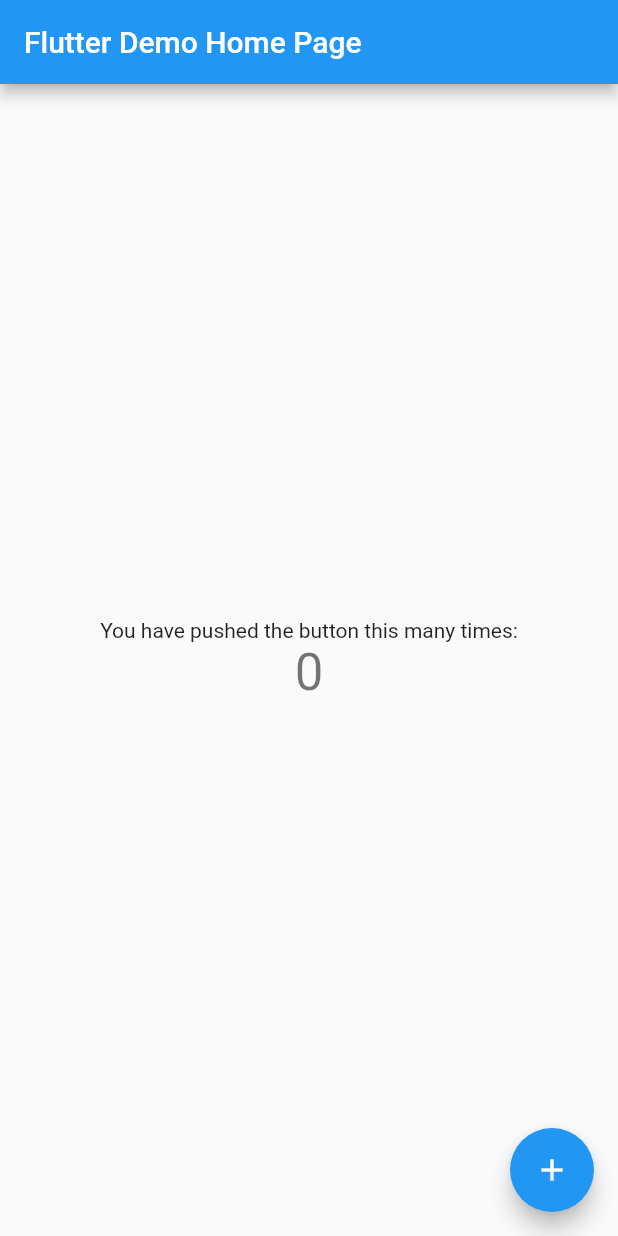
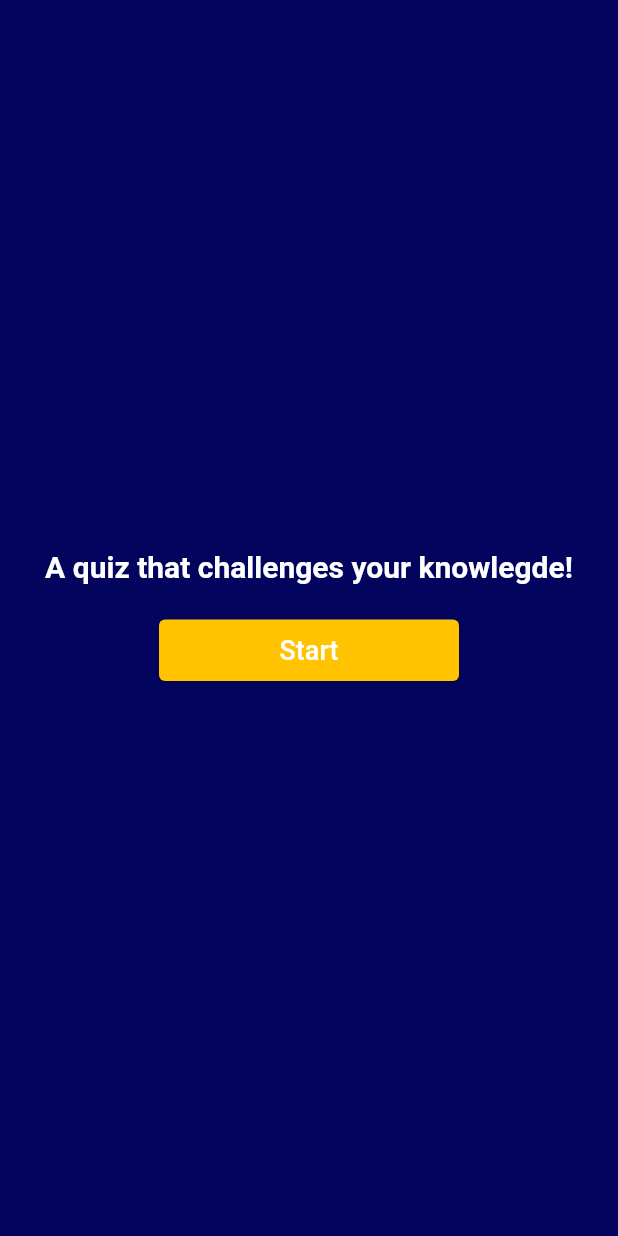
Before and after one commit to BrunoAraujooDev/quiz-app, a Flutter app: the screen it shows after launch, on a phone screen of 412 x 824 dp. Run offline on Flutter 3.47's test engine with Material 2 defaults, Android fonts, the phone set to English and light mode, and no system bars.

Commit message:
criando prototipo da tela inicial

```diff
--- a/lib/main.dart
+++ b/lib/main.dart
@@ -1,4 +1,5 @@
 import 'package:flutter/material.dart';
+import 'package:quiz_app/view/landing_page.dart';
 
 void main() {
   runApp(const MyApp());
@@ -7,109 +8,14 @@ void main() {
 class MyApp extends StatelessWidget {
   const MyApp({super.key});
 
-  // This widget is the root of your application.
   @override
   Widget build(BuildContext context) {
     return MaterialApp(
-      title: 'Flutter Demo',
+      title: 'Quiz App',
       theme: ThemeData(
-        // This is the theme of your application.
-        //
-        // Try running your application with "flutter run". You'll see the
-        // application has a blue toolbar. Then, without quitting the app, try
-        // changing the primarySwatch below to Colors.green and then invoke
-        // "hot reload" (press "r" in the console where you ran "flutter run",
-        // or simply save your changes to "hot reload" in a Flutter IDE).
-        // Notice that the counter didn't reset back to zero; the application
-        // is not restarted.
         primarySwatch: Colors.blue,
       ),
-      home: const MyHomePage(title: 'Flutter Demo Home Page'),
+      home: const LandingPage(),
     );
   }
 }
-
-class MyHomePage extends StatefulWidget {
-  const MyHomePage({super.key, required this.title});
-
-  // This widget is the home page of your application. It is stateful, meaning
-  // that it has a State object (defined below) that contains fields that affect
-  // how it looks.
-
-  // This class is the configuration for the state. It holds the values (in this
-  // case the title) provided by the parent (in this case the App widget) and
-  // used by the build method of the State. Fields in a Widget subclass are
-  // always marked "final".
-
-  final String title;
-
-  @override
-  State<MyHomePage> createState() => _MyHomePageState();
-}
-
-class _MyHomePageState extends State<MyHomePage> {
-  int _counter = 0;
-
-  void _incrementCounter() {
-    setState(() {
-      // This call to setState tells the Flutter framework that something has
-      // changed in this State, which causes it to rerun the build method below
-      // so that the display can reflect the updated values. If we changed
-      // _counter without calling setState(), then the build method would not be
-      // called again, and so nothing would appear to happen.
-      _counter++;
-    });
-  }
-
-  @override
-  Widget build(BuildContext context) {
-    // This method is rerun every time setState is called, for instance as done
-    // by the _incrementCounter method above.
-    //
-    // The Flutter framework has been optimized to make rerunning build methods
-    // fast, so that you can just rebuild anything that needs updating rather
-    // than having to individually change instances of widgets.
-    return Scaffold(
-      appBar: AppBar(
-        // Here we take the value from the MyHomePage object that was created by
-        // the App.build method, and use it to set our appbar title.
-        title: Text(widget.title),
-      ),
-      body: Center(
-        // Center is a layout widget. It takes a single child and positions it
-        // in the middle of the parent.
-        child: Column(
-          // Column is also a layout widget. It takes a list of children and
-          // arranges them vertically. By default, it sizes itself to fit its
-          // children horizontally, and tries to be as tall as its parent.
-          //
-          // Invoke "debug painting" (press "p" in the console, choose the
-          // "Toggle Debug Paint" action from the Flutter Inspector in Android
-          // Studio, or the "Toggle Debug Paint" command in Visual Studio Code)
-          // to see the wireframe for each widget.
-          //
-          // Column has various properties to control how it sizes itself and
-          // how it positions its children. Here we use mainAxisAlignment to
-          // center the children vertically; the main axis here is the vertical
-          // axis because Columns are vertical (the cross axis would be
-          // horizontal).
-          mainAxisAlignment: MainAxisAlignment.center,
-          children: <Widget>[
-            const Text(
-              'You have pushed the button this many times:',
-            ),
-            Text(
-              '$_counter',
-              style: Theme.of(context).textTheme.headlineMedium,
-            ),
-          ],
-        ),
-      ),
-      floatingActionButton: FloatingActionButton(
-        onPressed: _incrementCounter,
-        tooltip: 'Increment',
-        child: const Icon(Icons.add),
-      ), // This trailing comma makes auto-formatting nicer for build methods.
-    );
-  }
-}
--- /dev/null
+++ b/lib/view/landing_page.dart
@@ -0,0 +1,47 @@
+import 'package:flutter/material.dart';
+
+class LandingPage extends StatelessWidget {
+  const LandingPage({super.key});
+
+  @override
+  Widget build(BuildContext context) {
+    return Scaffold(
+      body: Container(
+        width: double.infinity,
+        decoration: const BoxDecoration(color: Color.fromRGBO(3, 4, 94, 1)),
+        child: Center(
+            child: Column(
+          mainAxisAlignment: MainAxisAlignment.center,
+          children: [
+            const Text(
+              'A quiz that challenges your knowlegde!',
+              style: TextStyle(
+                  color: Colors.white,
+                  fontSize: 20,
+                  fontWeight: FontWeight.bold),
+            ),
+            Container(
+              width: 200,
+              margin: const EdgeInsets.only(top: 20),
+              child: ElevatedButton(
+                onPressed: () {},
+                style: ElevatedButton.styleFrom(
+                  backgroundColor: const Color.fromRGBO(255, 195, 0, 1),
+                  elevation: 1,
+                  padding: const EdgeInsets.symmetric(
+                    vertical: 10,
+                    horizontal: 20,
+                  ),
+                ),
+                child: const Text(
+                  'Start',
+                  style: TextStyle(fontSize: 18),
+                ),
+              ),
+            )
+          ],
+        )),
+      ),
+    );
+  }
+}
```
Also changed, not shown: lib/view/rules_page.dart (added).
